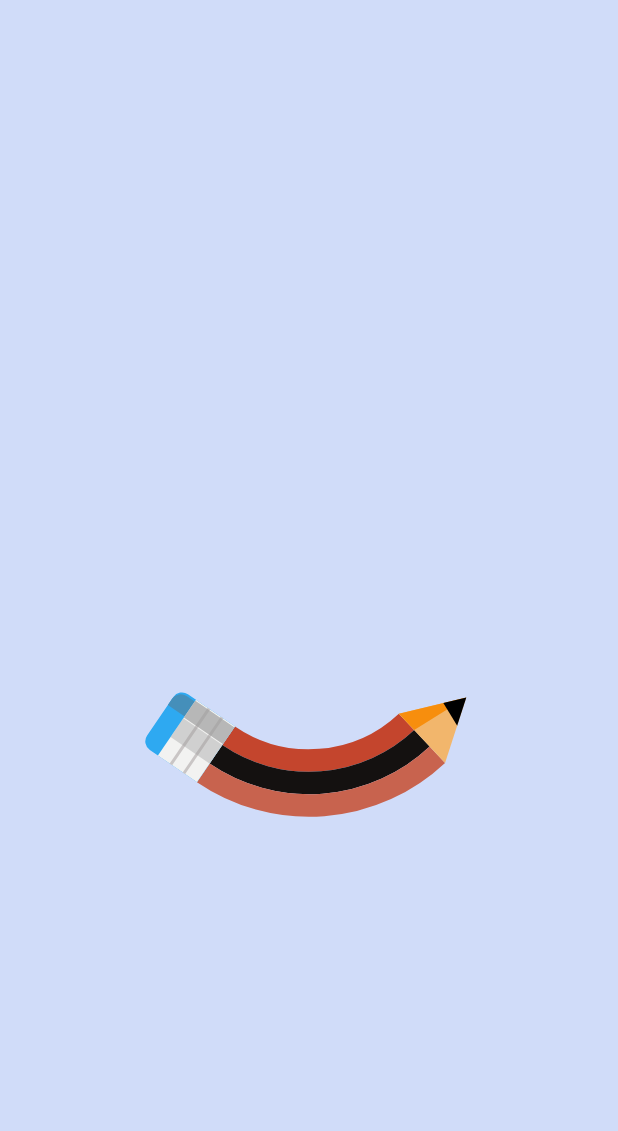
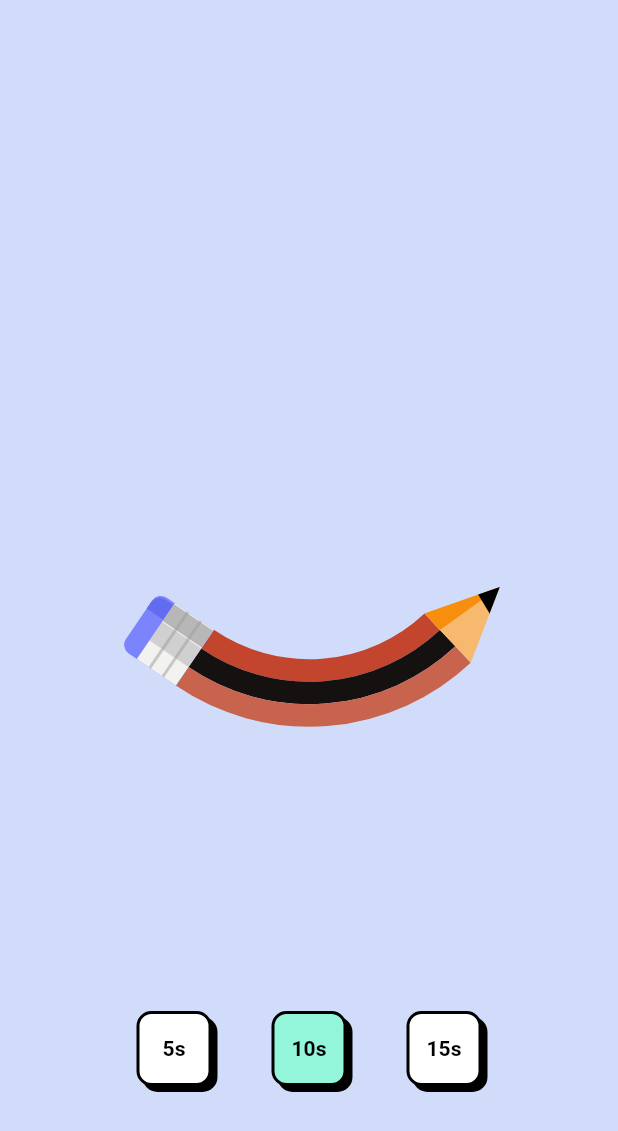
Before and after one commit to rajaniket/pencil_loader, a Flutter app: the screen it shows after launch, on a phone screen of 412 x 824 dp. Shown: the top 1131 px of the screen. Run offline on Flutter 3.47's test engine with Material 2 defaults, Android fonts, the light colour scheme and no system bars.

Commit message:
neo pop added

```diff
--- a/lib/view/page/home_page.dart
+++ b/lib/view/page/home_page.dart
@@ -1,11 +1,6 @@
-import 'dart:math';
-
 import 'package:flutter/material.dart';
-import 'package:pencil_loader/view/painter/pencil_body_painter.dart';
-import 'package:pencil_loader/view/painter/pencil_eraser_painter.dart';
-import 'package:pencil_loader/view/painter/pencil_point_painter.dart';
-
-import '../painter/pencil_stroke_painter.dart';
+import 'package:pencil_loader/view/page/pencil_loader.dart';
+import 'package:pencil_loader/view/widget/neopop.dart';
 
 class HomePage extends StatefulWidget {
   const HomePage({super.key});
@@ -14,66 +9,8 @@ class HomePage extends StatefulWidget {
   State<HomePage> createState() => _HomePageState();
 }
 
-class _HomePageState extends State<HomePage> with SingleTickerProviderStateMixin {
-  late AnimationController _roationController;
-  late Animation<double> _rotationAnimationFirst;
-  late Animation<double> _rotationAnimationSecond;
-  late Animation<double> _strokeAnimationFirst;
-  late Animation<double> _strokeAnimationSecond;
-  late Animation<double> _pencilSizeAnimationSweepAngleFirst;
-  late Animation<double> _pencilSizeAnimationSweepAngleSecond;
-  late Animation<double> _skewAnimation;
-  double strokeWidth = 15;
-  Duration duration = const Duration(seconds: 10);
-  double startAngle = (-2 * pi / 3) + pi / 10; //
-
-  @override
-  void initState() {
-    super.initState();
-
-    _roationController = AnimationController(vsync: this, duration: duration)..repeat();
-    _strokeAnimationFirst = Tween<double>(begin: -2 * pi / 3, end: 2 * pi / 3).animate(CurvedAnimation(
-      parent: _roationController,
-      curve: const Interval(0, 0.5),
-    ));
-    _strokeAnimationSecond = Tween<double>(begin: -2 * pi / 3, end: 2 * pi / 3).animate(CurvedAnimation(
-      parent: _roationController,
-      curve: const Interval(0.5, 0.75),
-    ));
-    _rotationAnimationFirst = Tween<double>(begin: 0, end: 4 * pi / 3).animate(
-      CurvedAnimation(
-        parent: _roationController,
-        curve: const Interval(0, 0.5),
-      ),
-    );
-    _rotationAnimationSecond = Tween<double>(begin: 4 * pi / 3, end: 4 * pi).animate(
-      CurvedAnimation(
-        parent: _roationController,
-        curve: const Interval(0.5, 1),
-      ),
-    );
-    _skewAnimation = Tween<double>(begin: 0, end: 2 * pi).animate(
-      CurvedAnimation(
-        parent: _roationController,
-        curve: const Interval(0.42, 0.75),
-      ),
-    );
-    _pencilSizeAnimationSweepAngleFirst = Tween<double>(begin: pi / 6, end: (2 * pi / 3) + pi / 10).animate(CurvedAnimation(
-      parent: _roationController,
-      curve: const Interval(0, 0.5),
-    ));
-    _pencilSizeAnimationSweepAngleSecond = Tween<double>(begin: (2 * pi / 3) + pi / 10, end: pi / 6).animate(CurvedAnimation(
-      parent: _roationController,
-      curve: const Interval(0.5, 1),
-    ));
-  }
-
-  @override
-  void dispose() {
-    _roationController.dispose();
-    super.dispose();
-  }
-
+class _HomePageState extends State<HomePage> {
+  int currentDuration = 10;
   @override
   Widget build(BuildContext context) {
     return Scaffold(
@@ -81,68 +18,79 @@ class _HomePageState extends State<HomePage> with SingleTickerProviderStateMixin
       body: Column(
         mainAxisAlignment: MainAxisAlignment.center,
         children: [
+          const Spacer(),
           Center(
             child: SizedBox(
-                height: 250,
-                width: 250,
-                child: Stack(
-                  fit: StackFit.expand,
-                  children: [
-                    AnimatedBuilder(
-                        animation: _roationController,
-                        builder: (context, _) {
-                          // print("--- ${5 * _roationController.value}");
-                          return CustomPaint(
-                            painter: PencilStrokePainter(
-                              strokeWidth: strokeWidth,
-                              startAngle: _strokeAnimationSecond.value,
-                              sweepAngle: _strokeAnimationFirst.value -
-                                  _strokeAnimationSecond.value, // subtracting with _strokeAnimationEnd.value to make it still or balanced
-                            ),
-                          );
-                        }),
-                    AnimatedBuilder(
-                        animation: _roationController,
-                        builder: (context, _) {
-                          return Transform.rotate(
-                            angle: _roationController.value < 0.5 ? _rotationAnimationFirst.value : _rotationAnimationSecond.value,
-                            child: Stack(
-                              fit: StackFit.expand,
-                              children: [
-                                CustomPaint(
-                                    painter: PencilBodyPainter(
-                                  strokeWidth: strokeWidth,
-                                  startAngle: (-2 * pi / 3) + pi / 10,
-                                  sweepAngle: _roationController.value < 0.5
-                                      ? _pencilSizeAnimationSweepAngleFirst.value
-                                      : _pencilSizeAnimationSweepAngleSecond.value,
-                                )),
-                                CustomPaint(
-                                  painter: PencilEraserPainter(
-                                    strokeWidth: strokeWidth,
-                                    sweepAngle: (-2 * pi / 3) +
-                                        pi / 10 +
-                                        (_roationController.value < 0.5
-                                            ? _pencilSizeAnimationSweepAngleFirst.value
-                                            : _pencilSizeAnimationSweepAngleSecond.value),
-                                    skewAngle: 0.15 * sin(2 * duration.inSeconds * _skewAnimation.value),
+              height: 300,
+              width: 300,
+              child: PencilLoader(duration: currentDuration),
             ),
           ),
-                                CustomPaint(
-                                  painter: PencilPointPainter(
-                                    strokeWidth: strokeWidth,
-                                    startAngle: -2 * pi / 3 + pi / 10,
+          const Spacer(),
+          Row(
+            mainAxisAlignment: MainAxisAlignment.center,
+            children: [
+              Flexible(
+                child: neoPopButton(
+                  sec: 5,
+                  isSelected: currentDuration == 5,
+                  onTap: () {
+                    currentDuration = 5;
+                  },
+                ),
+              ),
+              Flexible(
+                child: neoPopButton(
+                  sec: 10,
+                  isSelected: currentDuration == 10,
+                  onTap: () {
+                    currentDuration = 10;
+                  },
+                ),
+              ),
+              Flexible(
+                child: neoPopButton(
+                  sec: 15,
+                  isSelected: currentDuration == 15,
+                  onTap: () {
+                    currentDuration = 15;
+                  },
                 ),
               ),
             ],
           ),
+          const SizedBox(
+            height: 80,
+          )
+        ],
+      ),
     );
-                        }),
-                  ],
+  }
+
+  Padding neoPopButton({required int sec, bool isSelected = false, required Function onTap}) {
+    return Padding(
+      padding: const EdgeInsets.all(20.0),
+      child: NeoPopWidget(
+        height: 50,
+        width: 50,
+        padding: EdgeInsets.zero,
+        shadowOffset: const Offset(4, 4),
+        backgroundColor: isSelected ? const Color.fromARGB(255, 147, 245, 218) : Colors.white,
+        onTap: () {
+          setState(() {
+            onTap();
+          });
+        },
+        child: Center(
+          child: Text(
+            "${sec}s",
+            style: const TextStyle(
+              color: Colors.black,
+              fontWeight: FontWeight.w600,
             ),
           ),
         ),
-          ],
-        ));
+      ),
+    );
   }
 }
--- /dev/null
+++ b/lib/view/page/pencil_loader.dart
@@ -0,0 +1,152 @@
+import 'dart:math';
+
+import 'package:flutter/material.dart';
+import 'package:pencil_loader/view/painter/pencil_body_painter.dart';
+import 'package:pencil_loader/view/painter/pencil_eraser_painter.dart';
+import 'package:pencil_loader/view/painter/pencil_point_painter.dart';
+
+import '../painter/pencil_stroke_painter.dart';
+
+class PencilLoader extends StatefulWidget {
+  const PencilLoader({super.key, required this.duration});
+  final int duration;
+
+  @override
+  State<PencilLoader> createState() => _PencilLoaderState();
+}
+
+class _PencilLoaderState extends State<PencilLoader> with SingleTickerProviderStateMixin {
+  late AnimationController _animationController;
+  late Animation<double> _rotationAnimationFirst;
+  late Animation<double> _rotationAnimationSecond;
+  late Animation<double> _strokeAnimationFirst;
+  late Animation<double> _strokeAnimationSecond;
+  late Animation<double> _pencilSizeAnimationSweepAngleFirst;
+  late Animation<double> _pencilSizeAnimationSweepAngleSecond;
+  late Animation<double> _skewAnimation;
+  double strokeWidth = 15;
+  double startAngle = (-2 * pi / 3) + pi / 10; // pi/10 is offset due to pencil nib
+
+  @override
+  void initState() {
+    super.initState();
+    initializeAnimation();
+  }
+
+  @override
+  void dispose() {
+    _animationController.dispose();
+    super.dispose();
+  }
+
+  @override
+  void didUpdateWidget(covariant PencilLoader oldWidget) {
+    super.didUpdateWidget(oldWidget);
+    if (oldWidget.duration != widget.duration) {
+      _animationController.duration = Duration(seconds: widget.duration); // Update animation duration if widget's duration changes
+      _animationController.repeat(); // Restart animation with new duration
+    }
+  }
+
+  initializeAnimation() {
+    _animationController = AnimationController(vsync: this, duration: Duration(seconds: widget.duration))..repeat();
+    _strokeAnimationFirst = Tween<double>(begin: -2 * pi / 3, end: 2 * pi / 3).animate(CurvedAnimation(
+      parent: _animationController,
+      curve: const Interval(0, 0.5),
+    ));
+    _strokeAnimationSecond = Tween<double>(begin: -2 * pi / 3, end: 2 * pi / 3).animate(CurvedAnimation(
+      parent: _animationController,
+      curve: const Interval(0.5, 0.75),
+    ));
+    _rotationAnimationFirst = Tween<double>(begin: 0, end: 4 * pi / 3).animate(
+      CurvedAnimation(
+        parent: _animationController,
+        curve: const Interval(0, 0.5),
+      ),
+    );
+    _rotationAnimationSecond = Tween<double>(begin: 4 * pi / 3, end: 4 * pi).animate(
+      CurvedAnimation(
+        parent: _animationController,
+        curve: const Interval(0.5, 1),
+      ),
+    );
+    _skewAnimation = Tween<double>(begin: 0, end: 2 * pi).animate(
+      CurvedAnimation(
+        parent: _animationController,
+        curve: const Interval(0.42, 0.75),
+      ),
+    );
+    _pencilSizeAnimationSweepAngleFirst = Tween<double>(begin: pi / 6, end: (2 * pi / 3) + pi / 10).animate(CurvedAnimation(
+      parent: _animationController,
+      curve: const Interval(0, 0.5),
+    ));
+    _pencilSizeAnimationSweepAngleSecond = Tween<double>(begin: (2 * pi / 3) + pi / 10, end: pi / 6).animate(CurvedAnimation(
+      parent: _animationController,
+      curve: const Interval(0.5, 1),
+    ));
+  }
+
+  @override
+  Widget build(BuildContext context) {
+    return Stack(
+      fit: StackFit.expand,
+      children: [
+        // Animated pencil stroke animation
+        AnimatedBuilder(
+            animation: _animationController,
+            builder: (context, _) {
+              return CustomPaint(
+                painter: PencilStrokePainter(
+                  strokeWidth: strokeWidth,
+                  startAngle: _strokeAnimationSecond.value,
+                  sweepAngle: _strokeAnimationFirst.value -
+                      _strokeAnimationSecond.value, // subtracting with _strokeAnimationEnd.value to make it still or balanced
+                ),
+              );
+            }),
+
+        // Animated pencil body and eraser animations
+        AnimatedBuilder(
+            animation: _animationController,
+            builder: (context, _) {
+              return Transform.rotate(
+                angle: _animationController.value < 0.5 ? _rotationAnimationFirst.value : _rotationAnimationSecond.value,
+                child: Stack(
+                  fit: StackFit.expand,
+                  children: [
+                    // Pencil body animation
+                    CustomPaint(
+                        painter: PencilBodyPainter(
+                      strokeWidth: strokeWidth,
+                      startAngle: startAngle,
+                      sweepAngle:
+                          _animationController.value < 0.5 ? _pencilSizeAnimationSweepAngleFirst.value : _pencilSizeAnimationSweepAngleSecond.value,
+                    )),
+
+                    // Pencil eraser animation
+                    CustomPaint(
+                      painter: PencilEraserPainter(
+                        strokeWidth: strokeWidth,
+                        sweepAngle: startAngle +
+                            (_animationController.value < 0.5
+                                ? _pencilSizeAnimationSweepAngleFirst.value
+                                : _pencilSizeAnimationSweepAngleSecond.value),
+                        skewAngle: 0.18 * sin(7 * _skewAnimation.value),
+                      ),
+                    ),
+
+                    // Pencil nib animation
+                    CustomPaint(
+                      painter: PencilPointPainter(
+                        strokeWidth: strokeWidth,
+                        startAngle: startAngle,
+                      ),
+                    ),
+                  ],
+                ),
+              );
+            }),
+      ],
+    );
+  }
+}
--- a/lib/view/painter/pencil_point_painter.dart
+++ b/lib/view/painter/pencil_point_painter.dart
@@ -16,7 +16,7 @@ class PencilPointPainter extends CustomPainter {
     final center = Offset(radius, radius);
 
     Paint pencilPoint = Paint()
-      ..color = const Color(0xFFF2B66C)
+      ..color = const Color(0xFFF7B96E)
       ..style = PaintingStyle.fill;
 
     Paint pencilPointShadow = Paint()
@@ -34,13 +34,13 @@ class PencilPointPainter extends CustomPainter {
     Offset trianglePointC = center.translate(midRadius * cos(startAngle - pi / 9), midRadius * sin(startAngle - pi / 9));
     trinaglePath.addPolygon([trianglePointA, trianglePointB, trianglePointC], true);
     canvas.drawPath(trinaglePath, pencilPoint);
-
+    //drawing nib shadow
     Path trinaglePathShadow = Path();
     double radiusForShadow = innerRadius + strokeWidth;
     trianglePointB = center.translate(radiusForShadow * cos(startAngle), radiusForShadow * sin(startAngle));
     trinaglePathShadow.addPolygon([trianglePointA, trianglePointB, trianglePointC], true);
     canvas.drawPath(trinaglePathShadow, pencilPointShadow);
-
+    // drawing nib
     Paint pencilPointDark = Paint()
       ..color = Colors.black
       ..style = PaintingStyle.fill;
--- a/lib/view/painter/pencil_stroke_painter.dart
+++ b/lib/view/painter/pencil_stroke_painter.dart
@@ -21,7 +21,7 @@ class PencilStrokePainter extends CustomPainter {
       ..strokeCap = StrokeCap.round;
 
     canvas.drawArc(
-      Rect.fromCircle(center: center, radius: radius - strokeWidth / 1.8),
+      Rect.fromCircle(center: center, radius: radius - strokeWidth / 1.7),
       startAngle,
       sweepAngle,
       false,
--- /dev/null
+++ b/lib/view/widget/neopop.dart
@@ -0,0 +1,102 @@
+import 'package:flutter/material.dart';
+
+class NeoPopWidget extends StatefulWidget {
+  const NeoPopWidget({
+    super.key,
+    this.child,
+    this.onTap,
+    this.shadowColor = Colors.black,
+    this.shadowOffset = const Offset(5, 5),
+    this.boderRadius = 10,
+    this.padding = const EdgeInsets.symmetric(horizontal: 10, vertical: 10),
+    this.animate = true,
+    this.backgroundColor = Colors.white,
+    this.width = double.infinity,
+    required this.height,
+  });
+  final Widget? child;
+  final Function? onTap;
+  final Color shadowColor;
+  final Color backgroundColor;
+  final Offset shadowOffset;
+  final double boderRadius;
+  final EdgeInsetsGeometry? padding;
+  final double width;
+  final double height;
+  final bool animate;
+
+  @override
+  State<NeoPopWidget> createState() => _NeoPopWidgetState();
+}
+
+class _NeoPopWidgetState extends State<NeoPopWidget> with SingleTickerProviderStateMixin {
+  late AnimationController _controller;
+  late Animation<Offset> _animation;
+
+  @override
+  void initState() {
+    super.initState();
+    _controller = AnimationController(
+      vsync: this,
+      duration: const Duration(milliseconds: 100),
+    );
+    _animation = Tween<Offset>(begin: const Offset(0, 0), end: const Offset(5, 5)).animate(_controller);
+  }
+
+  @override
+  void dispose() {
+    _controller.dispose();
+    super.dispose();
+  }
+
+  @override
+  Widget build(BuildContext context) {
+    return GestureDetector(
+      onTap: () {
+        if (widget.animate) {
+          _controller.forward().then((value) => _controller.reverse());
+        }
+        if (widget.onTap != null) widget.onTap!();
+      },
+      child: Stack(
+        children: [
+          Container(
+            width: widget.width,
+            height: widget.height,
+            decoration: BoxDecoration(
+              color: Colors.transparent,
+              borderRadius: BorderRadius.circular(widget.boderRadius),
+              boxShadow: [
+                BoxShadow(
+                  color: Colors.black,
+                  offset: widget.shadowOffset,
+                ),
+              ],
+            ),
+          ),
+          AnimatedBuilder(
+              animation: _animation,
+              builder: (context, _) {
+                return Transform.translate(
+                  offset: _animation.value,
+                  child: Container(
+                    width: widget.width,
+                    height: widget.height,
+                    padding: widget.padding,
+                    decoration: BoxDecoration(
+                      color: widget.backgroundColor,
+                      borderRadius: BorderRadius.circular(widget.boderRadius),
+                      border: Border.all(
+                        color: widget.shadowColor,
+                        width: 2,
+                      ),
+                    ),
+                    child: widget.child,
+                  ),
+                );
+              }),
+        ],
+      ),
+    );
+  }
+}
```
Also changed, not shown: lib/view/painter/pencil_body_painter.dart (+15 -7 lines), lib/view/painter/pencil_eraser_painter.dart (+38 -19 lines), lib/view/painter/pencil_painter.dart (deleted, +0 -139 lines), 1 other file. Lines whose indentation alone changed are shown as unchanged.
